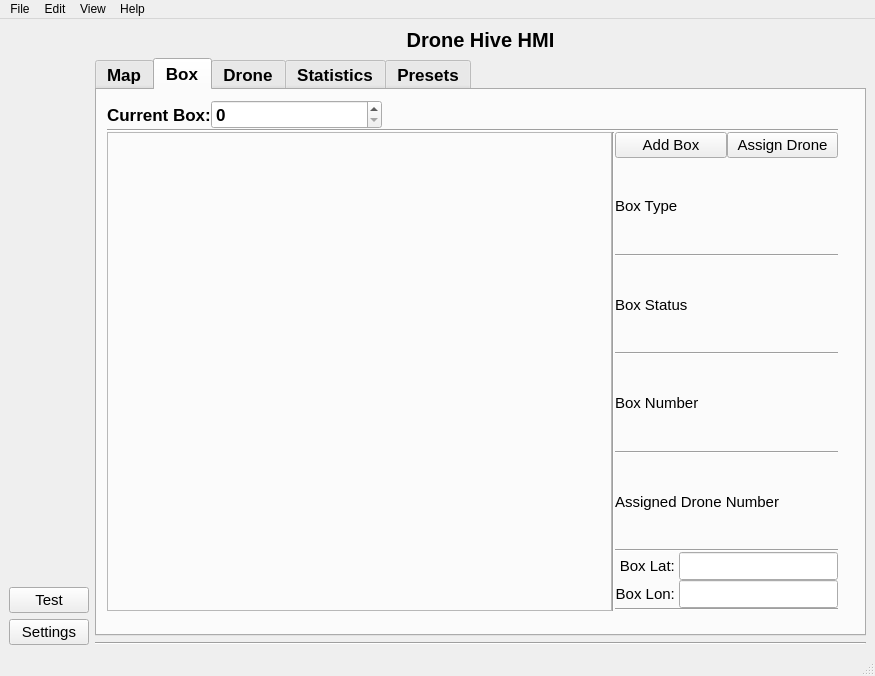
Old version of the form ros2_ws/src/hmi/ui/mainwindow.ui in the repository Samwise101/EiRT-AscenD-Robotics.
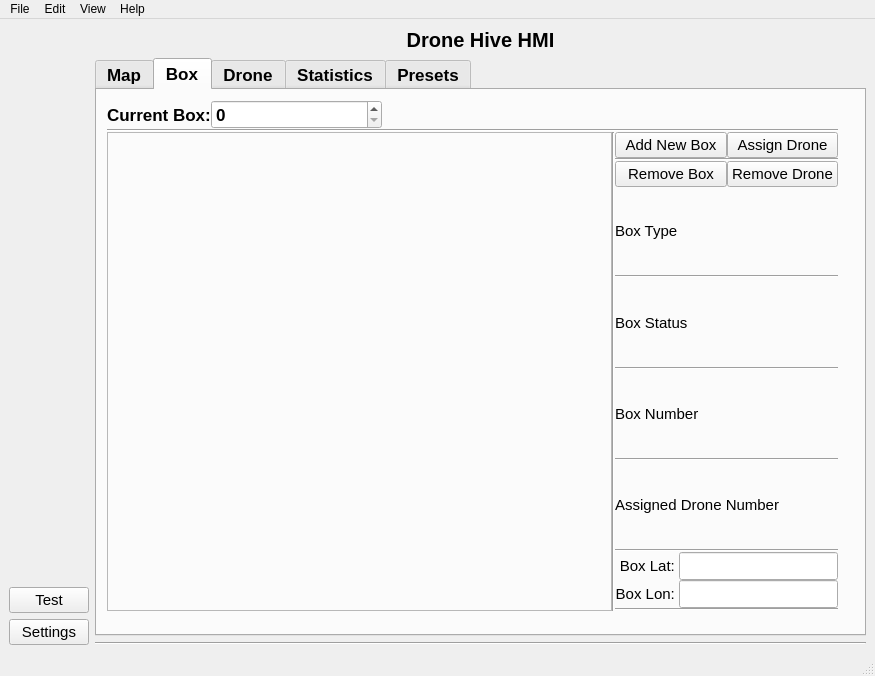
New version of the form. Icons and pictures are not drawn.

```diff
--- a/ros2_ws/src/hmi/ui/mainwindow.ui
+++ b/ros2_ws/src/hmi/ui/mainwindow.ui
@@ -357,8 +357,8 @@
                     <layout class="QVBoxLayout" name="box_information_layout">
                      <item>
                       <layout class="QGridLayout" name="drone_button_layout">
-                       <item row="0" column="0">
-                        <widget class="QPushButton" name="add_box_pushButton">
+                       <item row="2" column="1">
+                        <widget class="QPushButton" name="pushButton_10">
                          <property name="font">
                           <font>
                            <pointsize>11</pointsize>
@@ -367,7 +367,11 @@
                           </font>
                          </property>
                          <property name="text">
-                          <string>Add Box</string>
+                          <string>Remove Drone</string>
+                         </property>
+                         <property name="icon">
+                          <iconset resource="../resources/resources.qrc">
+                           <normaloff>:/images/icons/remove_drone.png</normaloff>:/images/icons/remove_drone.png</iconset>
                          </property>
                         </widget>
                        </item>
@@ -382,6 +386,60 @@
                          </property>
                          <property name="text">
                           <string>Assign Drone</string>
+                         </property>
+                         <property name="icon">
+                          <iconset resource="../resources/resources.qrc">
+                           <normaloff>:/images/icons/add_drone.png</normaloff>:/images/icons/add_drone.png</iconset>
+                         </property>
+                        </widget>
+                       </item>
+                       <item row="2" column="0">
+                        <widget class="QPushButton" name="pushButton_7">
+                         <property name="font">
+                          <font>
+                           <pointsize>11</pointsize>
+                           <weight>50</weight>
+                           <bold>false</bold>
+                          </font>
+                         </property>
+                         <property name="text">
+                          <string>Remove Box</string>
+                         </property>
+                         <property name="icon">
+                          <iconset resource="../resources/resources.qrc">
+                           <normaloff>:/images/icons/remove_box.png</normaloff>:/images/icons/remove_box.png</iconset>
+                         </property>
+                        </widget>
+                       </item>
+                       <item row="0" column="0">
+                        <widget class="QPushButton" name="add_box_pushButton">
+                         <property name="font">
+                          <font>
+                           <pointsize>11</pointsize>
+                           <weight>50</weight>
+                           <bold>false</bold>
+                          </font>
+                         </property>
+                         <property name="text">
+                          <string>Add New Box</string>
+                         </property>
+                         <property name="icon">
+                          <iconset resource="../resources/resources.qrc">
+                           <normaloff>:/images/icons/add_box.png</normaloff>:/images/icons/add_box.png</iconset>
+                         </property>
+                        </widget>
+                       </item>
+                       <item row="1" column="0">
+                        <widget class="Line" name="line_19">
+                         <property name="orientation">
+                          <enum>Qt::Horizontal</enum>
+                         </property>
+                        </widget>
+                       </item>
+                       <item row="1" column="1">
+                        <widget class="Line" name="line_20">
+                         <property name="orientation">
+                          <enum>Qt::Horizontal</enum>
                          </property>
                         </widget>
                        </item>
```
